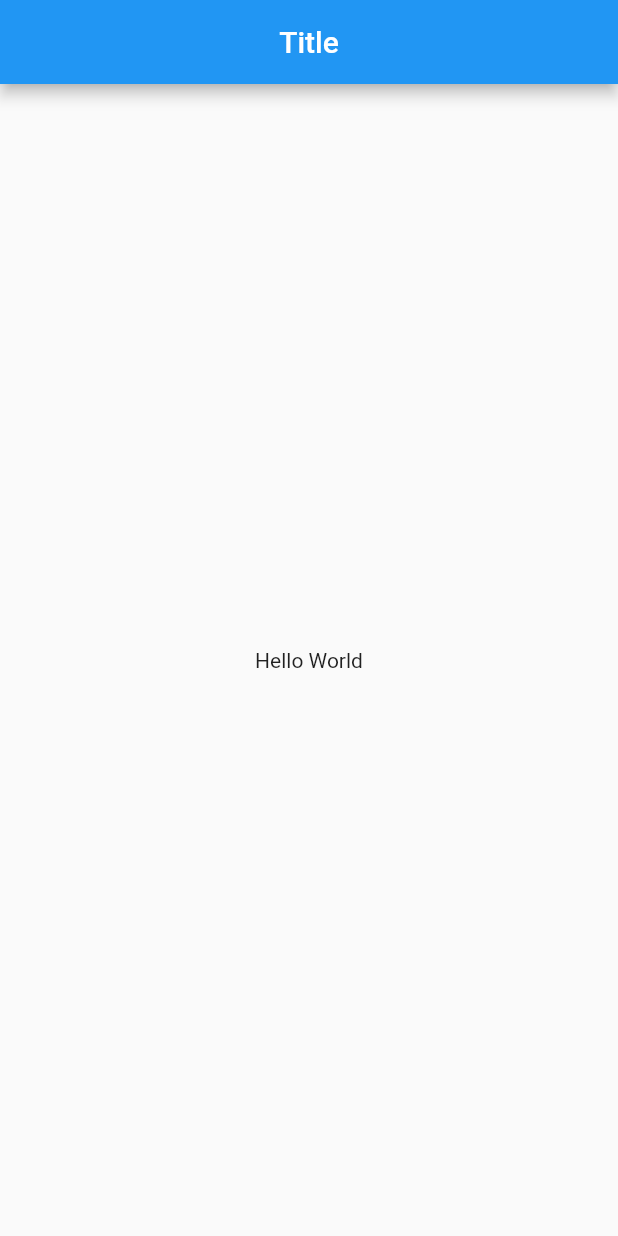
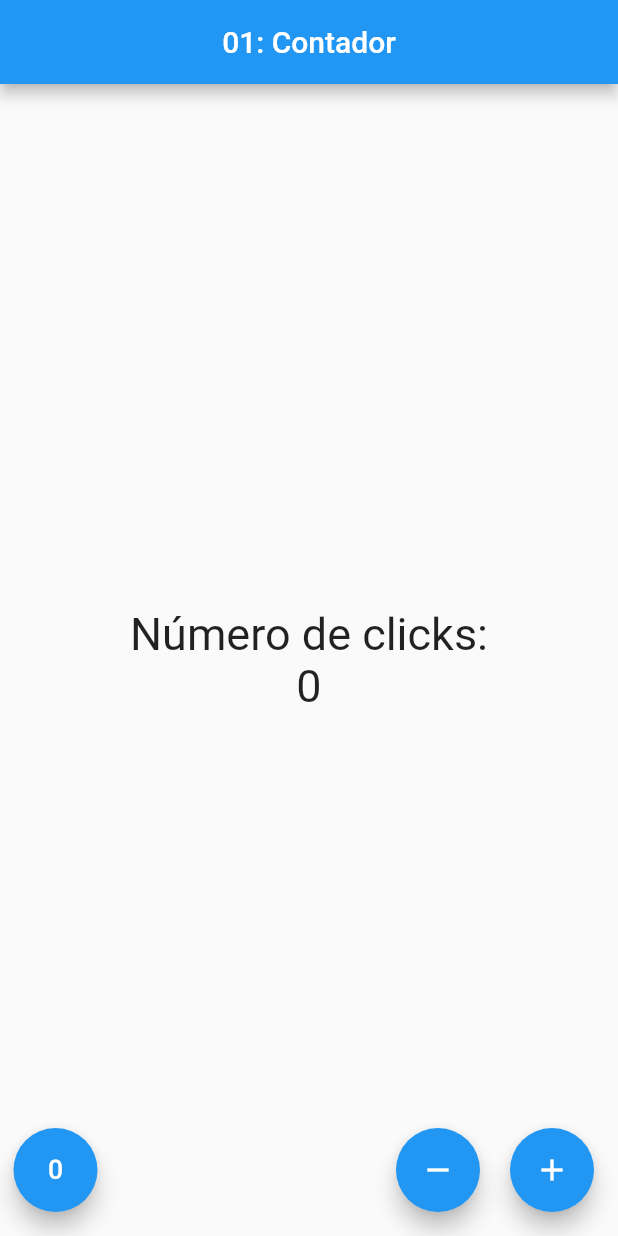
Before and after one commit to cafeteru/curso_flutter, a Flutter app: the screen it shows after launch, on a phone screen of 412 x 824 dp. Run offline on Flutter 3.47's test engine with Material 2 defaults, Android fonts, the phone set to English and light mode, and no system bars.

Commit message:
Termina ejemplo 01

```diff
--- a/ejemplo_01_contador/lib/src/app.dart
+++ b/ejemplo_01_contador/lib/src/app.dart
@@ -1,12 +1,13 @@
-import 'package:ejemplo_01_contador/src/pages/home_page.dart';
+import 'package:ejemplo_01_contador/src/pages/counter_page.dart';
 import 'package:flutter/material.dart';
 
 class App extends StatelessWidget {
   @override
   Widget build(BuildContext context) {
     return MaterialApp(
+      debugShowCheckedModeBanner: false,
       home: Center(
-        child: HomePage(),
+        child: CounterPage(),
       ),
     );
   }
--- /dev/null
+++ b/ejemplo_01_contador/lib/src/pages/counter_page.dart
@@ -0,0 +1,67 @@
+import 'package:flutter/material.dart';
+
+class CounterPage extends StatefulWidget {
+  @override
+  State<StatefulWidget> createState() => _CounterPageState();
+}
+
+class _CounterPageState extends State<CounterPage> {
+  final _textStyle = TextStyle(fontSize: 30);
+  int _count = 0;
+
+  @override
+  Widget build(BuildContext context) {
+    return Scaffold(
+        appBar: AppBar(title: Text('01: Contador'), centerTitle: true),
+        body: Center(
+          child: Column(
+            mainAxisAlignment: MainAxisAlignment.center,
+            children: [
+              Text(
+                'Número de clicks:',
+                style: _textStyle,
+              ),
+              Text(
+                '$_count',
+                style: _textStyle,
+              )
+            ],
+          ),
+        ),
+        floatingActionButton: _createRow());
+  }
+
+  /// Crea el footer de la aplicación con varios elementos
+  Row _createRow() {
+    return Row(
+      mainAxisAlignment: MainAxisAlignment.end,
+      children: [
+        SizedBox(width: 25),
+        _createButton(Icons.exposure_zero_rounded, () => _resetCount()),
+        Expanded(child: SizedBox()),
+        _createButton(Icons.remove, () => _minusCount()),
+        SizedBox(width: 20),
+        _createButton(Icons.add, () => _addCount())
+      ],
+    );
+  }
+
+  /// Crea un FloatingActionButton dinamicamente indicando
+  /// su icono con [icon] y la función que se ejecutará [fun]
+  /// al pulsarlo
+  FloatingActionButton _createButton(IconData icon, Function fun) {
+    return FloatingActionButton(
+      child: Icon(icon),
+      onPressed: () {
+        /// setState hace que se refresque la vista
+        setState(fun);
+      },
+    );
+  }
+
+  void _addCount() => _count++;
+
+  void _minusCount() => _count--;
+
+  void _resetCount() => _count = 0;
+}
```
Also changed, not shown: 2 other files.
